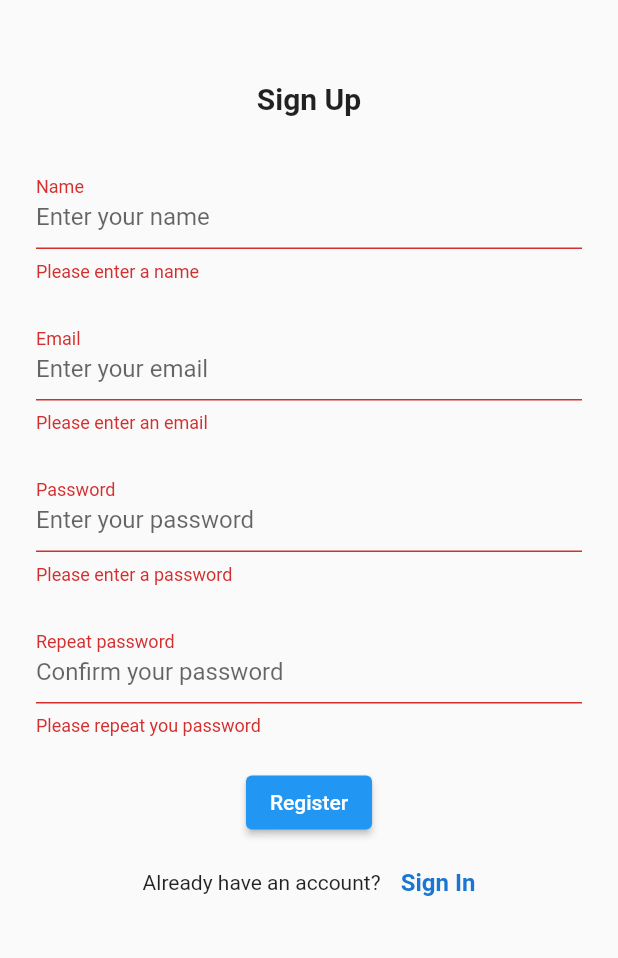
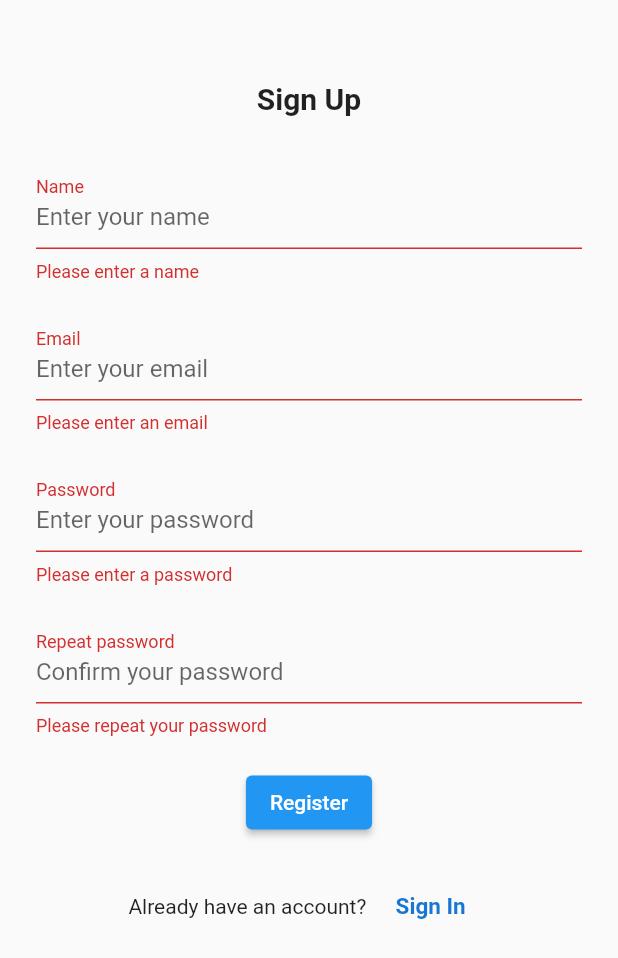
Before and after one commit to casa98/UniFavores-Flutter, a Flutter app: the screen it shows after launch, after a tap on "Sign Up", after a tap on "Register", on a phone screen of 412 x 824 dp. Shown: the top 958 px of the screen. Run offline on Flutter 3.47's test engine with Material 2 defaults, Android fonts, the phone set to English and light mode, and no system bars; our stand-ins replace cloud_firestore, email_validator, firebase_auth, firebase_core; accounts and stored records are empty.

Commit message:
Create document when user registers

```diff
--- a/lib/screens/auth/login.dart
+++ b/lib/screens/auth/login.dart
@@ -41,20 +41,23 @@ class _LoginState extends State<Login> {
                   buildPasswordFormField(),
                   SizedBox(height: 20.0),
                   submitButton(),
-                  SizedBox(height: 20.0),
+                  SizedBox(height: 10.0),
                   Row(
                     mainAxisAlignment: MainAxisAlignment.center,
                     children: [
                       Text("Don’t have an account? "),
-                      SizedBox(width: 10.0),
                       GestureDetector(
                         onTap: () => widget.toggleView(),
-                        child: Text(
-                          "Sign Up",
-                          style: TextStyle(
-                            color: Colors.blue[700],
-                            fontSize: 16.0,
-                            fontWeight: FontWeight.bold,
+                        child: Container(
+                          color: Colors.grey[50],
+                          padding: EdgeInsets.all(16.0),
+                          child: Text(
+                            "Sign Up",
+                            style: TextStyle(
+                              color: Colors.blue[700],
+                              fontSize: 15.0,
+                              fontWeight: FontWeight.bold,
+                            ),
                           ),
                         ),
                       ),
--- a/lib/screens/auth/register.dart
+++ b/lib/screens/auth/register.dart
@@ -52,15 +52,18 @@ class _RegisterState extends State<Register> {
                     mainAxisAlignment: MainAxisAlignment.center,
                     children: [
                       Text("Already have an account? "),
-                      SizedBox(width: 10.0),
                       GestureDetector(
                         onTap: () => widget.toggleView(),
-                        child: Text(
-                          "Sign In",
-                          style: TextStyle(
-                            color: Colors.blue[700],
-                            fontSize: 16.0,
-                            fontWeight: FontWeight.bold,
+                        child: Container(
+                          color: Colors.grey[50],
+                          padding: EdgeInsets.all(16.0),
+                          child: Text(
+                            "Sign In",
+                            style: TextStyle(
+                              color: Colors.blue[700],
+                              fontSize: 15.0,
+                              fontWeight: FontWeight.bold,
+                            ),
                           ),
                         ),
                       ),
@@ -151,7 +154,7 @@ class _RegisterState extends State<Register> {
             return 'Please enter a longer password (>5)';
           }
         } else {
-          return 'Please repeat you password';
+          return 'Please repeat your password';
         }
         return null;
       },
@@ -168,7 +171,7 @@ class _RegisterState extends State<Register> {
       onPressed: () {
         if (_formKey.currentState.validate()) {
           if (_password == _confirmPassword) {
-            _auth.createUserWithEmailAndPassword(_email, _password);
+            _auth.createUserWithEmailAndPassword(_name, _email, _password);
           }
         }
       },
--- /dev/null
+++ b/lib/services/database.dart
@@ -0,0 +1,15 @@
+import 'package:cloud_firestore/cloud_firestore.dart';
+
+class DatabaseService {
+  // Collection Reference in the Firestore DB
+  final CollectionReference userCollection =
+      FirebaseFirestore.instance.collection('user');
+
+  Future crateUserCollection(String uid, String name) async {
+    return await userCollection.doc(uid).set({
+      'uid': uid,
+      'username': name,
+      'score': 2,
+    });
+  }
+}
--- a/pubspec.yaml
+++ b/pubspec.yaml
@@ -30,6 +30,7 @@ dependencies:
   cupertino_icons: ^1.0.0
   firebase_core: "^0.5.1"
   firebase_auth: "^0.18.2"
+  cloud_firestore: ^0.14.3
   email_validator: '^1.0.5'
 
 dev_dependencies:
```
Also changed, not shown: lib/services/auth.dart (+7 -2 lines), pubspec.lock.
